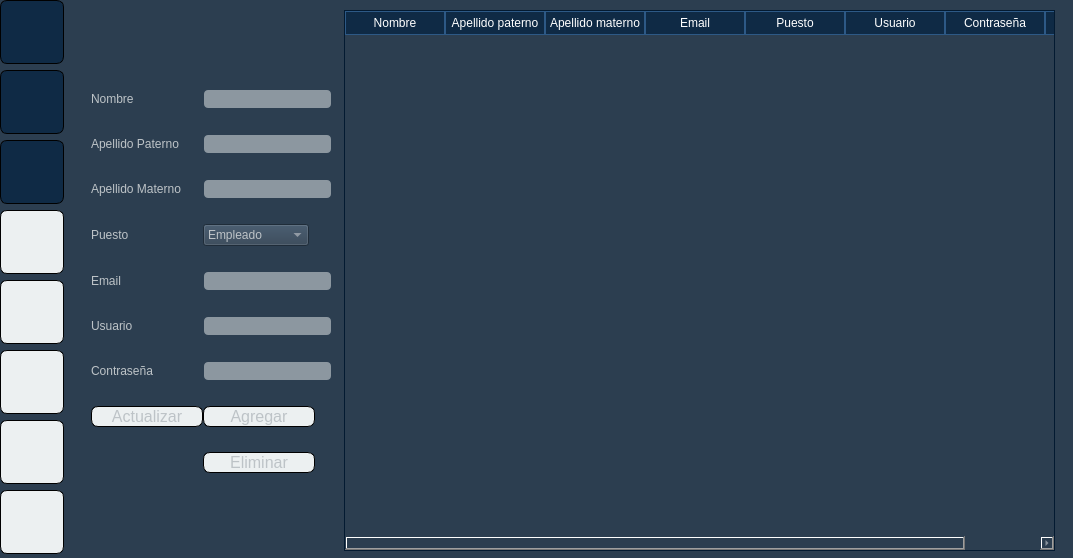
Before: the Qt Designer form HomePage.ui in Alan-Yehoshua/Ing_Soft_II-Constructora, drawn with Qt 5.
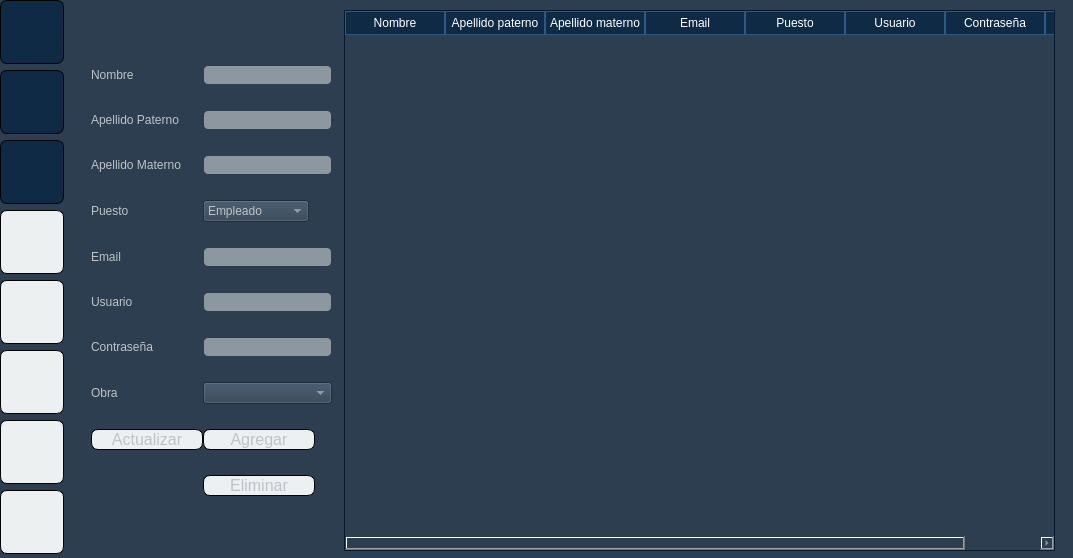
After: the same form once the commit is applied. The open tabs and pages were chosen to show the change. Icons and pictures are not drawn.

Commit message: Cambio de interfaz de empleado

```diff
--- a/HomePage.ui
+++ b/HomePage.ui
@@ -786,7 +786,7 @@
            </property>
           </widget>
          </item>
-         <item row="7" column="0">
+         <item row="8" column="0">
           <widget class="QPushButton" name="UpdateEmploye">
            <property name="font">
             <font>
@@ -801,28 +801,28 @@
            </property>
           </widget>
          </item>
-         <item row="7" column="1">
-          <widget class="QPushButton" name="AddEmploye">
-           <property name="sizePolicy">
-            <sizepolicy hsizetype="Fixed" vsizetype="Fixed">
-             <horstretch>0</horstretch>
-             <verstretch>0</verstretch>
-            </sizepolicy>
-           </property>
-           <property name="font">
-            <font>
-             <pointsize>12</pointsize>
-            </font>
-           </property>
-           <property name="cursor">
-            <cursorShape>PointingHandCursor</cursorShape>
-           </property>
-           <property name="text">
-            <string>Agregar</string>
-           </property>
-          </widget>
-         </item>
          <item row="8" column="1">
+          <widget class="QPushButton" name="AddEmploye">
+           <property name="sizePolicy">
+            <sizepolicy hsizetype="Fixed" vsizetype="Fixed">
+             <horstretch>0</horstretch>
+             <verstretch>0</verstretch>
+            </sizepolicy>
+           </property>
+           <property name="font">
+            <font>
+             <pointsize>12</pointsize>
+            </font>
+           </property>
+           <property name="cursor">
+            <cursorShape>PointingHandCursor</cursorShape>
+           </property>
+           <property name="text">
+            <string>Agregar</string>
+           </property>
+          </widget>
+         </item>
+         <item row="9" column="1">
           <widget class="QPushButton" name="DeleteEmploye">
            <property name="sizePolicy">
             <sizepolicy hsizetype="Fixed" vsizetype="Fixed">
@@ -843,6 +843,16 @@
            </property>
           </widget>
          </item>
+         <item row="7" column="0">
+          <widget class="QLabel" name="BuildingLabel">
+           <property name="text">
+            <string>Obra</string>
+           </property>
+          </widget>
+         </item>
+         <item row="7" column="1">
+          <widget class="QComboBox" name="Building"/>
+         </item>
         </layout>
        </item>
        <item>
```
Left out of the diff: 21 changed lines with no effect on the pictures.
